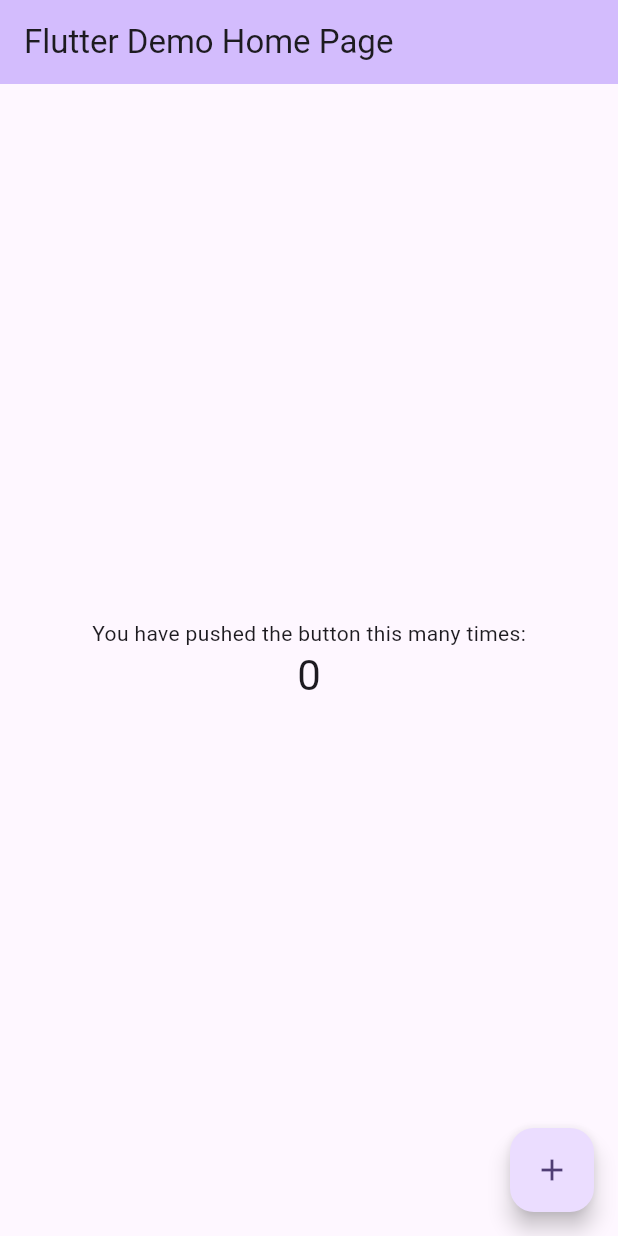
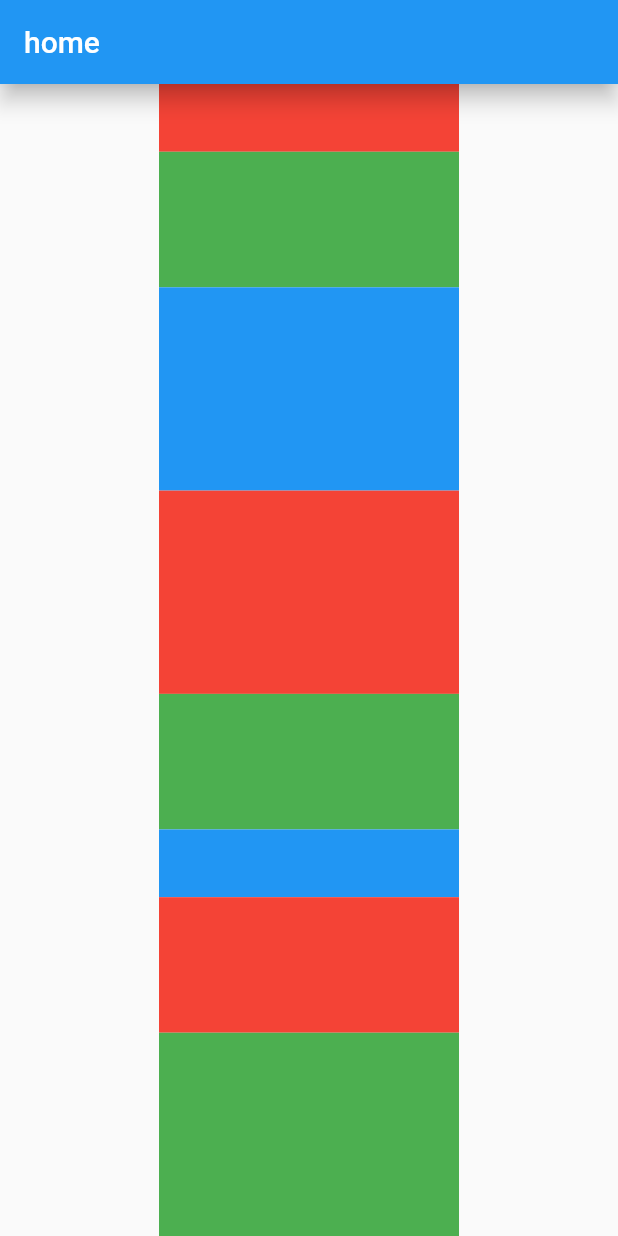
Before and after one commit to csearafat01/flutter_module_7, a Flutter app: the screen it shows after launch, on a phone screen of 412 x 824 dp. Run offline on Flutter 3.47's test engine with Material 2 defaults, Android fonts, the light colour scheme and no system bars.

Commit message:
expanded

```diff
--- a/lib/main.dart
+++ b/lib/main.dart
@@ -1,125 +1,87 @@
 import 'package:flutter/material.dart';
 
-void main() {
-  runApp(const MyApp());
+void main(){
+  runApp(MyApp());
 }
-
 class MyApp extends StatelessWidget {
   const MyApp({super.key});
 
-  // This widget is the root of your application.
   @override
   Widget build(BuildContext context) {
-    return MaterialApp(
-      title: 'Flutter Demo',
-      theme: ThemeData(
-        // This is the theme of your application.
-        //
-        // TRY THIS: Try running your application with "flutter run". You'll see
-        // the application has a blue toolbar. Then, without quitting the app,
-        // try changing the seedColor in the colorScheme below to Colors.green
-        // and then invoke "hot reload" (save your changes or press the "hot
-        // reload" button in a Flutter-supported IDE, or press "r" if you used
-        // the command line to start the app).
-        //
-        // Notice that the counter didn't reset back to zero; the application
-        // state is not lost during the reload. To reset the state, use hot
-        // restart instead.
-        //
-        // This works for code too, not just values: Most code changes can be
-        // tested with just a hot reload.
-        colorScheme: ColorScheme.fromSeed(seedColor: Colors.deepPurple),
-        useMaterial3: true,
-      ),
-      home: const MyHomePage(title: 'Flutter Demo Home Page'),
+    return const MaterialApp(
+      debugShowCheckedModeBanner: false,
+      title: 'flutter module 7',
+      home: HomeScreen(),
     );
   }
 }
 
-class MyHomePage extends StatefulWidget {
-  const MyHomePage({super.key, required this.title});
-
-  // This widget is the home page of your application. It is stateful, meaning
-  // that it has a State object (defined below) that contains fields that affect
-  // how it looks.
-
-  // This class is the configuration for the state. It holds the values (in this
-  // case the title) provided by the parent (in this case the App widget) and
-  // used by the build method of the State. Fields in a Widget subclass are
-  // always marked "final".
-
-  final String title;
-
-  @override
-  State<MyHomePage> createState() => _MyHomePageState();
-}
-
-class _MyHomePageState extends State<MyHomePage> {
-  int _counter = 0;
-
-  void _incrementCounter() {
-    setState(() {
-      // This call to setState tells the Flutter framework that something has
-      // changed in this State, which causes it to rerun the build method below
-      // so that the display can reflect the updated values. If we changed
-      // _counter without calling setState(), then the build method would not be
-      // called again, and so nothing would appear to happen.
-      _counter++;
-    });
-  }
+class HomeScreen extends StatelessWidget {
+  const HomeScreen({super.key});
 
   @override
   Widget build(BuildContext context) {
-    // This method is rerun every time setState is called, for instance as done
-    // by the _incrementCounter method above.
-    //
-    // The Flutter framework has been optimized to make rerunning build methods
-    // fast, so that you can just rebuild anything that needs updating rather
-    // than having to individually change instances of widgets.
     return Scaffold(
       appBar: AppBar(
-        // TRY THIS: Try changing the color here to a specific color (to
-        // Colors.amber, perhaps?) and trigger a hot reload to see the AppBar
-        // change color while the other colors stay the same.
-        backgroundColor: Theme.of(context).colorScheme.inversePrimary,
-        // Here we take the value from the MyHomePage object that was created by
-        // the App.build method, and use it to set our appbar title.
-        title: Text(widget.title),
+        title: Text('home'),
+        elevation: 6,
       ),
       body: Center(
-        // Center is a layout widget. It takes a single child and positions it
-        // in the middle of the parent.
         child: Column(
-          // Column is also a layout widget. It takes a list of children and
-          // arranges them vertically. By default, it sizes itself to fit its
-          // children horizontally, and tries to be as tall as its parent.
-          //
-          // Column has various properties to control how it sizes itself and
-          // how it positions its children. Here we use mainAxisAlignment to
-          // center the children vertically; the main axis here is the vertical
-          // axis because Columns are vertical (the cross axis would be
-          // horizontal).
-          //
-          // TRY THIS: Invoke "debug painting" (choose the "Toggle Debug Paint"
-          // action in the IDE, or press "p" in the console), to see the
-          // wireframe for each widget.
-          mainAxisAlignment: MainAxisAlignment.center,
-          children: <Widget>[
-            const Text(
-              'You have pushed the button this many times:',
+          mainAxisAlignment: MainAxisAlignment.start,
+          children: [
+            Expanded(
+              flex: 1,
+              child: Container(
+                height: 200, width: 200, color: Colors.red,
+              ),
             ),
-            Text(
-              '$_counter',
-              style: Theme.of(context).textTheme.headlineMedium,
+            Expanded(
+              flex: 2,
+              child: Container(
+                height: 200, width: 200, color: Colors.green,
+              ),
             ),
+            Expanded(
+              flex: 3,
+              child: Container(
+                height: 200, width: 200, color: Colors.blue,
+              ),
+            ),
+            Expanded(
+              flex: 3,
+              child: Container(
+                height: 200, width: 200, color: Colors.red,
+              ),
+            ),
+            Expanded(
+              flex: 2,
+              child: Container(
+                height: 200, width: 200, color: Colors.green,
+              ),
+            ),
+            Expanded(
+              flex: 1,
+              child: Container(
+                height: 200, width: 200, color: Colors.blue,
+              ),
+            ),
+            Expanded(
+              flex: 2,
+              child: Container(
+                height: 200, width: 200, color: Colors.red,
+              ),
+            ),
+            Expanded(
+              flex: 3,
+              child: Container(
+                height: 200, width: 200, color: Colors.green,
+              ),
+            ),
+
           ],
         ),
       ),
-      floatingActionButton: FloatingActionButton(
-        onPressed: _incrementCounter,
-        tooltip: 'Increment',
-        child: const Icon(Icons.add),
-      ), // This trailing comma makes auto-formatting nicer for build methods.
     );
   }
 }
```
